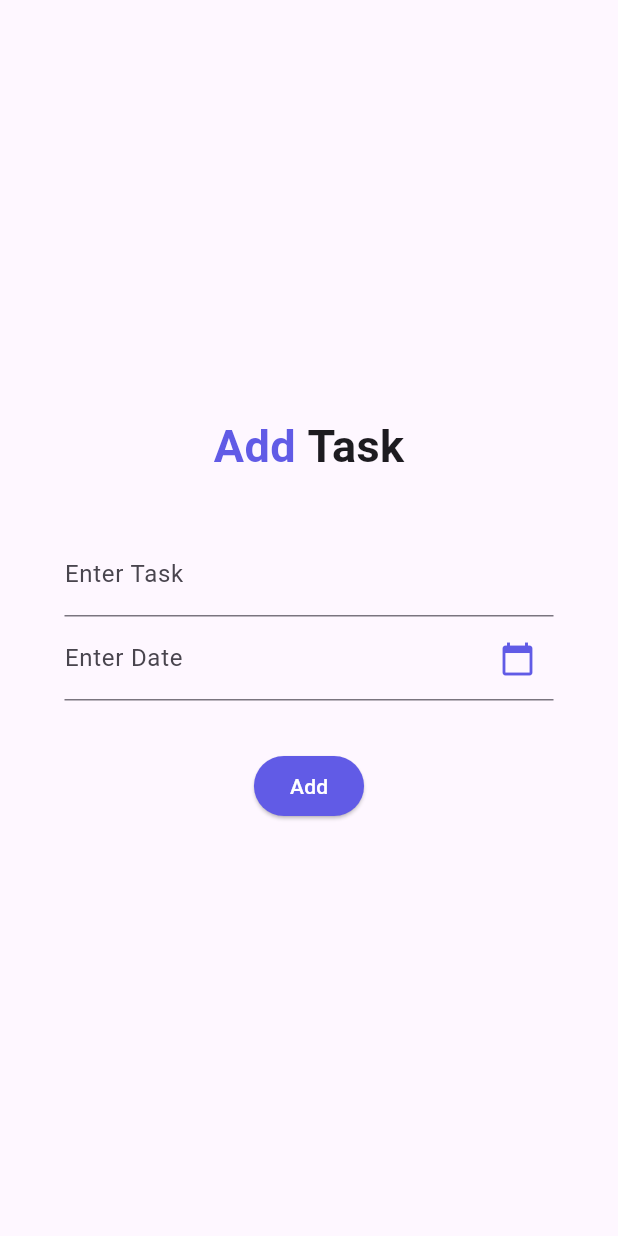
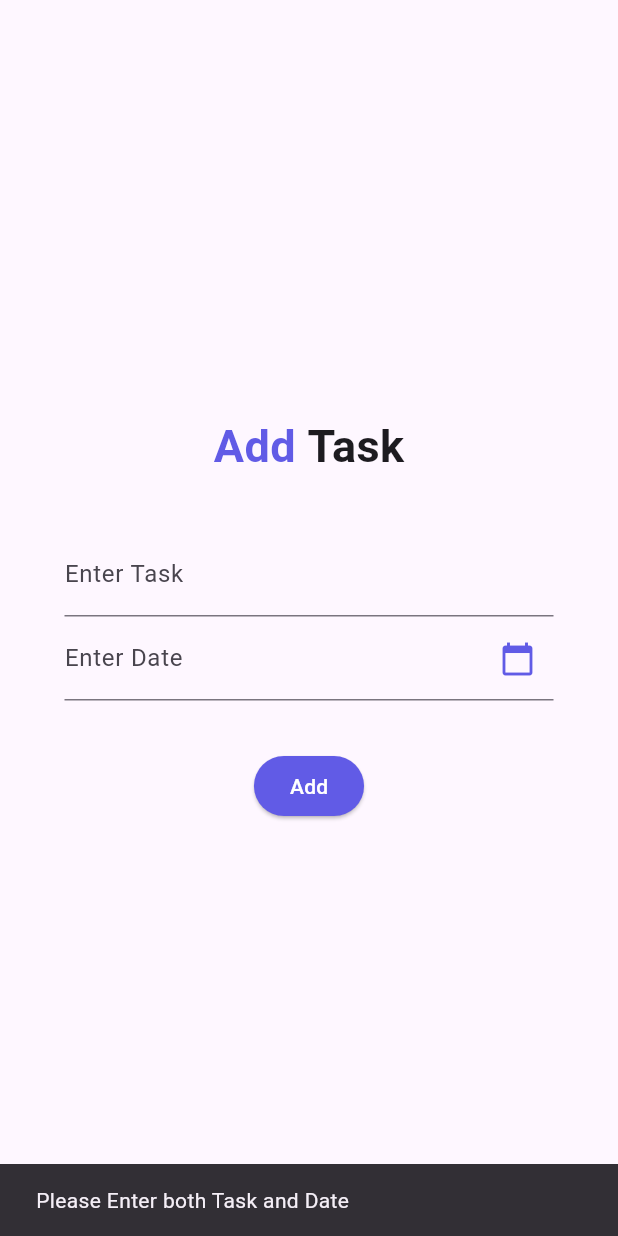
Before and after one commit to MouslyCode/TaskMania, a Flutter app: the TambahTodoPage screen opened directly, after a tap on "Add", on a phone screen of 412 x 824 dp. Run offline on Flutter 3.47's test engine with Material 3 defaults, Android fonts, the phone set to English and light mode, and no system bars; our stand-ins replace get, shared_preferences; missing offline and left inert: dart:ffi; accounts and stored records are empty.

Commit message:
Inputing data and retriecing data

```diff
--- a/lib/main.dart
+++ b/lib/main.dart
@@ -18,7 +18,7 @@ class MyApp extends StatelessWidget {
         useMaterial3: true,
       ),
       debugShowCheckedModeBanner: false,
-      home: TambahTodoPage(),
+      home: MainPage(),
     );
   }
 }
--- a/lib/ui/pages/pages.dart
+++ b/lib/ui/pages/pages.dart
@@ -3,6 +3,8 @@ import 'dart:ffi';
 import 'package:flutter/cupertino.dart';
 import 'package:flutter/material.dart';
 import 'package:flutter/widgets.dart';
+import 'package:get/get.dart';
+import 'package:shared_preferences/shared_preferences.dart';
 
 part 'main_page.dart';
 part 'tambah_todo_page.dart';
--- a/lib/ui/pages/tambah_todo_page.dart
+++ b/lib/ui/pages/tambah_todo_page.dart
@@ -10,6 +10,7 @@ class TambahTodoPage extends StatefulWidget {
 class _TambahTodoPageState extends State<TambahTodoPage> {
   final TextEditingController _taskController = TextEditingController();
   final TextEditingController _dateController = TextEditingController();
+  List<String> _tasks = [];
 
   Future<void> _selectDate(BuildContext context) async {
     DateTime selectedDate = DateTime.now();
@@ -22,6 +23,33 @@ class _TambahTodoPageState extends State<TambahTodoPage> {
       setState(() {
         _dateController.text = "${picked.toLocal()}".split(' ')[0];
       });
+  }
+
+  Future<void> _saveTask() async {
+    final String task = _taskController.text;
+    final String date = _dateController.text;
+
+    if (task.isNotEmpty && date.isNotEmpty) {
+      SharedPreferences prefs = await SharedPreferences.getInstance();
+      List<String> tasks = prefs.getStringList('tasks') ?? [];
+      tasks.add('$task|$date');
+      await prefs.setStringList('tasks', tasks);
+
+      _taskController.clear();
+      _dateController.clear();
+
+      ScaffoldMessenger.of(context)
+          .showSnackBar(SnackBar(content: Text('Success')));
+
+      setState(() {
+        _tasks = tasks;
+      });
+      Navigator.push(
+          context, CupertinoPageRoute(builder: (context) => MainPage()));
+    } else {
+      ScaffoldMessenger.of(context).showSnackBar(
+          SnackBar(content: Text('Please Enter both Task and Date')));
+    }
   }
 
   @override
@@ -64,6 +92,8 @@ class _TambahTodoPageState extends State<TambahTodoPage> {
               child: AbsorbPointer(
                 child: TextFormField(
                   controller: _dateController,
+                  style: TextStyle(
+                      color: Color(0xFF615BE6), fontWeight: FontWeight.w500),
                   decoration: InputDecoration(
                       labelText: "Enter Date",
                       suffixIcon: Icon(
@@ -77,7 +107,7 @@ class _TambahTodoPageState extends State<TambahTodoPage> {
               height: 33,
             ),
             ElevatedButton(
-                onPressed: () {},
+                onPressed: _saveTask,
                 style: ElevatedButton.styleFrom(
                   backgroundColor: Color(0xFF615BE6),
                 ),
```
Also changed, not shown: lib/ui/pages/main_page.dart (+47 -4 lines), pubspec.yaml (+1 -6 lines), pubspec.lock.
